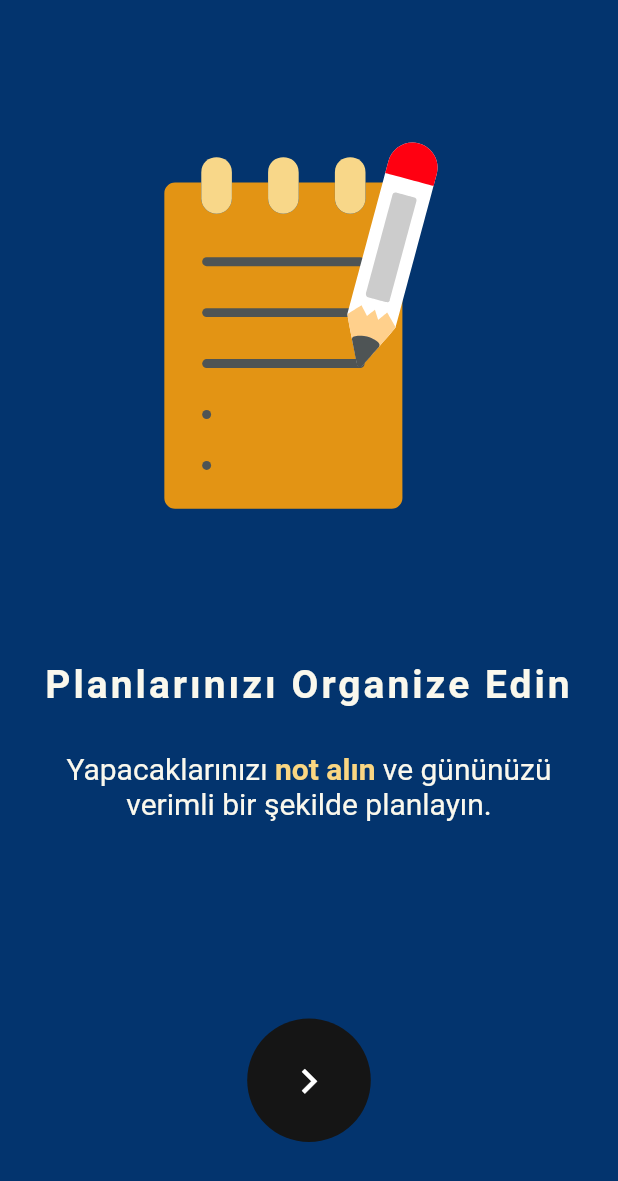
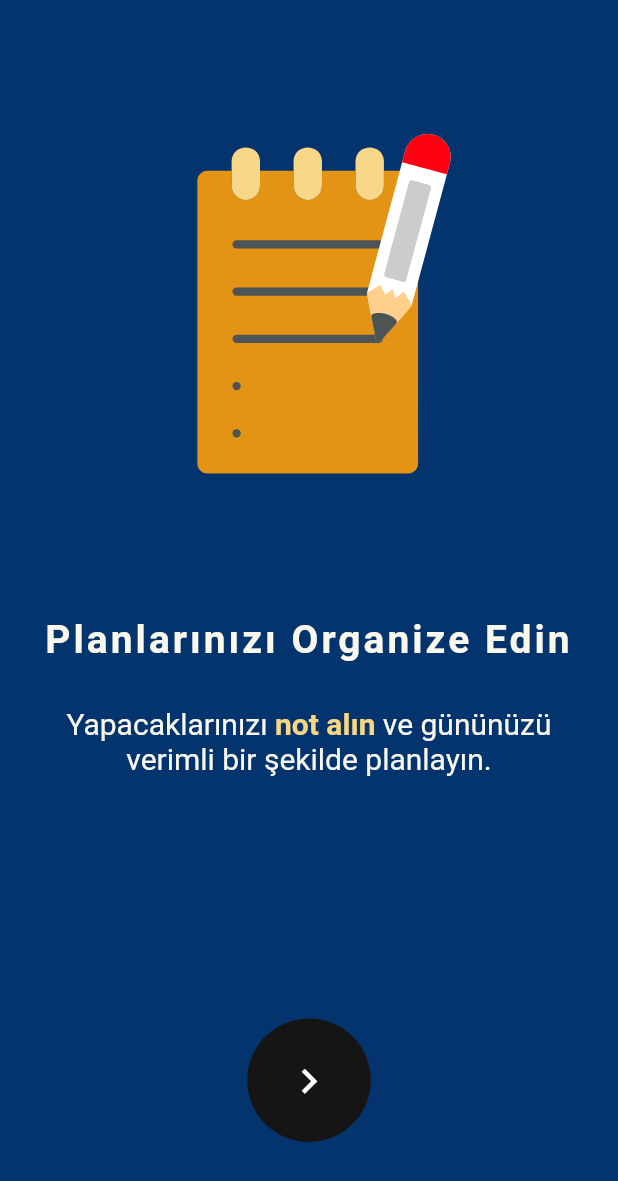
Before and after one commit to BerkErdgn/MotiX, a Flutter app: the screen it shows after launch, swiped to page 3, on a phone screen of 412 x 824 dp. Shown: the top 1181 px of the screen. Run offline on Flutter 3.47's test engine with Material 3 defaults, Android fonts, the phone set to English and light mode, and no system bars; drawn by our look-alikes of concentric_transition; our stand-ins replace animated_splash_screen, cloud_firestore, curved_navigation_bar, dash_chat_2, date_picker_timeline, firebase_auth and 10 more; accounts and stored records are empty; project files that could hold a hidden picture were left out.

Commit message:
text update

```diff
--- a/lib/presantations/onBoarding/onboarding_screen.dart
+++ b/lib/presantations/onBoarding/onboarding_screen.dart
@@ -1,10 +1,12 @@
 import 'package:flutter/material.dart';
 import 'package:concentric_transition/concentric_transition.dart';
+import 'package:flutter/widgets.dart';
 import 'package:lottie/lottie.dart';
 import 'package:motix_app/util/consts/motix_assets_consts.dart';
 import 'package:motix_app/util/consts/motix_color_consts.dart';
 import 'package:motix_app/util/consts/motix_text_consts.dart';
 import 'package:shared_preferences/shared_preferences.dart';
+
 import '../authPage/login_page.dart';
 
 class ConcentricAnimationOnboarding extends StatelessWidget {
@@ -40,16 +42,16 @@ class ConcentricAnimationOnboarding extends StatelessWidget {
           itemBuilder: (index) {
             final page = pages[index % pages.length];
             return SafeArea(
-              child: _Page(page: page),
+              child: _Page(page: page, index: index),
             );
           },
         ),
       ),
     );
   }
-} // end class ConcentricAnimationOnboarding
+}//end class ConcentricAnimationOnboarding
 
-//Page data entity
+// PageData
 class PageData {
   final String? title;
   final Color bgColor;
@@ -59,26 +61,31 @@ class PageData {
 
   const PageData({
     this.title,
-    this.bgColor = MotixColor.mainColorWhite,
-    this.textColor = MotixColor.mainColorDarkGrey,
+    this.bgColor = Colors.white,
+    this.textColor = Colors.black,
     this.animationPath,
     this.description,
   });
-} // end class PageData
+}
 
 class _Page extends StatelessWidget {
   final PageData page;
+  final int index;
 
-  const _Page({Key? key, required this.page}) : super(key: key);
+  const _Page({Key? key, required this.page, required this.index}) : super(key: key);
 
   @override
   Widget build(BuildContext context) {
+    final isLastPage = index == pages.length - 1;
+
     return Column(
       mainAxisAlignment: MainAxisAlignment.start,
       children: [
         if (page.animationPath != null)
           Padding(
-            padding: EdgeInsets.only(top: 16.0, bottom: 10.0),
+            padding: isLastPage
+                ? EdgeInsets.only(top: 16.0, bottom: 10.0, left: 30.0)
+                : EdgeInsets.only(top: 16.0, bottom: 10.0),
             child: Lottie.asset(page.animationPath!),
           ),
         Text(
@@ -111,7 +118,7 @@ class _Page extends StatelessWidget {
   }
 
   List<TextSpan> _getSpannedText(String text, Color textColor) {
-    const highlightColor = MotixColor.onboardingHighlightColor;
+    const highlightColor = Color.fromARGB(255, 250, 214, 130);
     final List<TextSpan> spans = [];
     final List<String> highlightWords = [
       OnboardingStrings.highlightText1,
@@ -145,9 +152,9 @@ class _Page extends StatelessWidget {
 
     return spans;
   }
-} // end class _Page
+}//end class _Page
 
-// Data of onBoarding pages
+//Page data
 final List<PageData> pages = [
   const PageData(
     title: OnboardingStrings.titlePage1,
```
